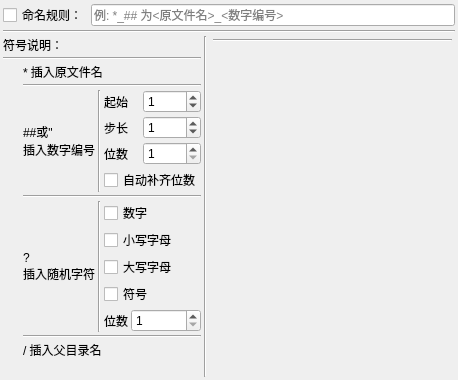
Before: the Qt Designer form ui/src/ui_widget_filename_pattern.ui in PPJUST/Easy-ReNamer, drawn with Qt 5.
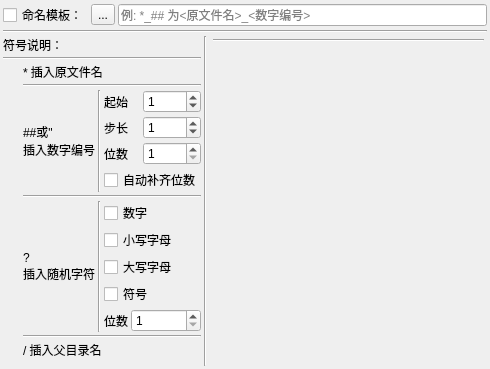
After: the same form once the commit is applied.

Commit message: 1.更新更多重命名功能 2.程序支持拉伸 3.添加预制重命名模板 4.支持导入、导出配置

What changed in the file:
```diff
--- a/ui/src/ui_widget_filename_pattern.ui
+++ b/ui/src/ui_widget_filename_pattern.ui
@@ -6,8 +6,8 @@
    <rect>
     <x>0</x>
     <y>0</y>
-    <width>458</width>
-    <height>380</height>
+    <width>490</width>
+    <height>369</height>
    </rect>
   </property>
   <property name="windowTitle">
@@ -34,7 +34,14 @@
      <item>
       <widget class="QCheckBox" name="checkBox_pattern">
        <property name="text">
-        <string>命名规则：</string>
+        <string>命名模板：</string>
+       </property>
+      </widget>
+     </item>
+     <item>
+      <widget class="QToolButton" name="toolButton_choose_pattern">
+       <property name="text">
+        <string>...</string>
        </property>
       </widget>
      </item>
```
Left out of the diff: 84 changed lines with no effect on the pictures. The commit also changes 22 other files.
